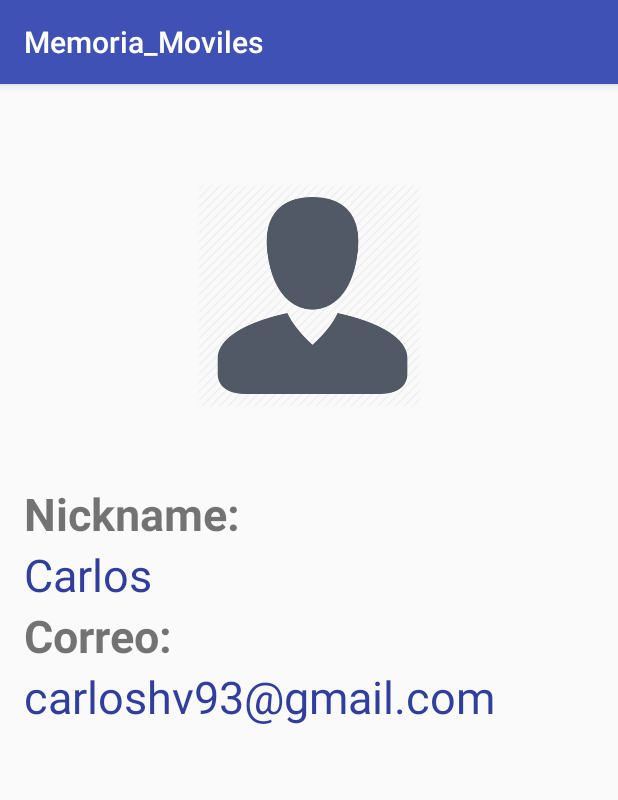
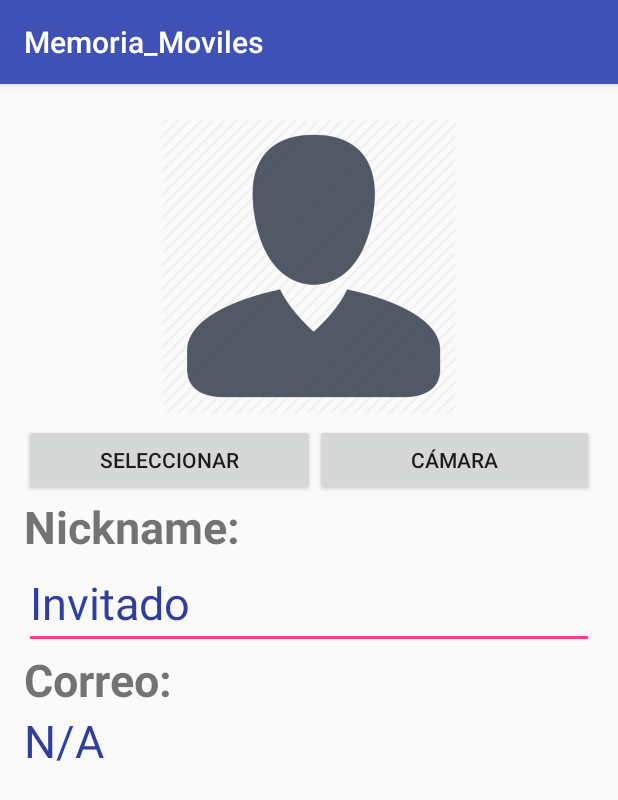
Before and after one commit to ribohe94/memoria_mobiles, an Android app: the screen it shows after launch (Perfil), in the options menu, after a tap on "Perfil", on a phone screen of 412 x 824 dp. Shown: the top 800 px of the screen. Run offline under Robolectric (Android 15) with nearby library versions, the phone set to English and light mode, and no system bars; 1 statement that could not run was skipped.

Commit message:
Perfil
Agrego Cámara, ahora los datos se guardan al menos durante la app esté
activa, falta la base de datos para poder guardar los datos

```diff
--- a/app/src/main/AndroidManifest.xml
+++ b/app/src/main/AndroidManifest.xml
@@ -1,6 +1,12 @@
 <?xml version="1.0" encoding="utf-8"?>
 <manifest xmlns:android="http://schemas.android.com/apk/res/android"
     package="com.example.carlos.memoria_moviles">
+    <uses-permission android:name="android.permission.WRITE_EXTERNAL_STORAGE" />
+    <uses-permission android:name="android.permission.READ_EXTERNAL_STORAGE" />
+    <uses-permission android:name="android.permission.WRITE_INTERNAL_STORAGE" />
+    <uses-permission android:name="android.permission.READ_INTERNAL_STORAGE" />﻿
+    <uses-permission android:name="android.permission.CAMERA" />
+    <uses-feature android:name="android.hardware.camera" />
 
     <application
         android:allowBackup="true"
--- a/app/src/main/java/com/example/carlos/memoria_moviles/Activities/Perfil.java
+++ b/app/src/main/java/com/example/carlos/memoria_moviles/Activities/Perfil.java
@@ -3,8 +3,14 @@ package com.example.carlos.memoria_moviles.Activities;
 import android.content.Intent;
 import android.graphics.Bitmap;
 import android.os.Bundle;
+import android.provider.MediaStore;
 import android.support.v7.app.AppCompatActivity;
+import android.support.v7.widget.Toolbar;
+import android.text.Editable;
+import android.text.TextWatcher;
 import android.view.View;
+import android.widget.Button;
+import android.widget.EditText;
 import android.widget.ImageView;
 import android.widget.TextView;
 import android.widget.Toast;
@@ -13,44 +19,127 @@ import com.example.carlos.memoria_moviles.R;
 
 public class Perfil extends AppCompatActivity {
     private ImageView picture;
-    private TextView nombre;
+    private EditText nombre;
     private TextView correo;
-    private Usuario user;
+    private Usuario user;;
+    private Button camara;
+    private Button galeria;
     Bitmap bmp;
 
     @Override
     protected void onCreate(Bundle savedInstanceState) {
         super.onCreate(savedInstanceState);
         setContentView(R.layout.activity_perfil);
+        Toolbar toolbar = (Toolbar) findViewById(R.id.toolbar);
+        toolbar.setTitle("Perfil");
+
+
+
+
+
         picture = (ImageView) findViewById(R.id.userImage);
-        picture.setOnClickListener(new View.OnClickListener() {
+        nombre = (EditText) findViewById(R.id.txtNickName);
+        correo = (TextView) findViewById(R.id.txtEmail);
+        user = Usuario.getInstance();
+        camara = (Button) findViewById(R.id.btnCámara);
+        galeria = (Button) findViewById(R.id.btnSeleccionar);
+        OnclickDelButton(R.id.btnCámara);
+        OnclickDelButton(R.id.btnSeleccionar);
+        OnchangeDelTexto(R.id.txtNickName);
+        fillOrofileData();
+
+    }
+
+    private void OnchangeDelTexto(int ref) {
+        View view =findViewById(ref);
+        EditText miTexto = (EditText) view;
+        miTexto.addTextChangedListener(new TextWatcher() {
+            @Override
+            public void beforeTextChanged(CharSequence s, int start, int count, int after) {
+
+            }
+
+            @Override
+            public void onTextChanged(CharSequence s, int start, int before, int count) {
+
+            }
+
+            @Override
+            public void afterTextChanged(Editable s) {
+                user.setName(nombre.getText().toString());
+            }
+        });
+    }
+
+
+    public void OnclickDelButton(int ref) {
+        View view =findViewById(ref);
+        Button miButton = (Button) view;
+        miButton.setOnClickListener(new View.OnClickListener(){
             @Override
             public void onClick(View v) {
-                Intent intent = new Intent();
-                intent.setType("image/*");
-                intent.setAction(intent.ACTION_GET_CONTENT);
-                startActivityForResult(Intent.createChooser(intent, "Seleccione una foto de perfil"), 1);
-            }
+                switch (v.getId()) {
+
+                    case R.id.btnCámara:
+                          openCamera();
+                        break;
+
+                    case R.id.btnSeleccionar:
+                        openGallery();
+                        break;
+
+                    default:
+                        break;
+                }// fin de casos
+            }// fin del onclick
         });
-        nombre = (TextView) findViewById(R.id.txtNickName);
-        correo = (TextView) findViewById(R.id.txtEmail);
-        user = Usuario.getInstance();
-        user.setName("Carlos");
-        user.setEmail("carloshv93@gmail.com");
+    }// fin de OnclickDelButton
+    private void fillOrofileData() {
         if (user.getName() != null) {
             nombre.setText(user.getName());
             correo.setText(user.getEmail());
+            picture.setImageBitmap(user.getProfilePicture());
         } else {
-            user.setName(nombre.getText().toString());
-            user.setEmail(correo.getText().toString());
+            user.setName("Invitado");
+            user.setEmail("N/A");
+            nombre.setText(user.getName());
+            correo.setText(user.getEmail());
         }
     }
 
+    private void openCamera() {
+        Intent camera = new Intent(android.provider.MediaStore.ACTION_IMAGE_CAPTURE);
+        startActivityForResult(camera,2);
+    }
+
+    private void openGallery() {
+        Intent gallery=new Intent(Intent.ACTION_PICK, MediaStore.Images.Media.INTERNAL_CONTENT_URI);
+        startActivityForResult(gallery,1);
+    }
     public void onActivityResult(int reqCode, int resCode, Intent data) {
         super.onActivityResult(reqCode, resCode, data);
-        if (reqCode == 1) {
-            //Cambiar imagen
-            //He buscado pero no sirvem :S
+        if(resCode ==RESULT_OK){
+            switch(reqCode){
+                case 1:{
+                    picture.setDrawingCacheEnabled(true);
+                    picture.buildDrawingCache(true);
+                    picture.setImageURI(data.getData());
+                    Bitmap bp=Bitmap.createBitmap(picture.getDrawingCache());
+                    user.setProfilePicture(bp);
+
+                    break;
+                }
+                case 2:{
+                    Bitmap bp = (Bitmap) data.getExtras().get("data");
+                    picture.setImageBitmap(bp);
+                    user.setProfilePicture(bp);
+                    break;
+                }
+                default:{
+                    Mensaje("Volver a intentar");
+                }
+            }
+
         }
     }
     public void Mensaje(String msg){
--- a/app/src/main/res/layout/activity_perfil.xml
+++ b/app/src/main/res/layout/activity_perfil.xml
@@ -1,5 +1,6 @@
 <?xml version="1.0" encoding="utf-8"?>
-<RelativeLayout xmlns:android="http://schemas.android.com/apk/res/android"
+
+<LinearLayout xmlns:android="http://schemas.android.com/apk/res/android"
     xmlns:tools="http://schemas.android.com/tools"
     android:layout_width="match_parent"
     android:layout_height="match_parent"
@@ -7,24 +8,44 @@
     android:paddingLeft="@dimen/activity_horizontal_margin"
     android:paddingRight="@dimen/activity_horizontal_margin"
     android:paddingTop="@dimen/activity_vertical_margin"
-    tools:context=".Activities.Perfil"
-    android:id="@+id/layout">
+    android:orientation="vertical"
+    tools:context=".Activities.Perfil">
+
 
     <LinearLayout
-        android:orientation="vertical"
         android:layout_width="match_parent"
         android:layout_height="match_parent"
         android:layout_alignParentBottom="true"
-        android:layout_centerHorizontal="true">
+        android:layout_centerHorizontal="true"
+        android:orientation="vertical">
 
         <ImageView
-            android:layout_width="200dp"
-            android:layout_height="150dp"
+            android:layout_width="match_parent"
+            android:layout_height="200dp"
             android:id="@+id/userImage"
-            android:layout_marginTop="50dp"
-            android:layout_marginBottom="50dp"
             android:layout_gravity="center_horizontal"
-            android:src="@drawable/nouserlogo" />
+            android:src="@drawable/nouserlogo"
+            android:layout_margin="5dp" />
+
+        <LinearLayout
+            android:orientation="horizontal"
+            android:layout_width="match_parent"
+            android:layout_height="wrap_content">
+
+            <Button
+                android:layout_width="161dp"
+                android:layout_height="wrap_content"
+                android:text="Seleccionar"
+                android:id="@+id/btnSeleccionar"
+                android:layout_weight="1" />
+
+            <Button
+                android:layout_width="153dp"
+                android:layout_height="wrap_content"
+                android:text="Cámara"
+                android:id="@+id/btnCámara"
+                android:layout_weight="1" />
+        </LinearLayout>
 
         <GridLayout
             android:layout_width="match_parent"
@@ -42,12 +63,21 @@
                 android:layout_row="0"
                 android:layout_column="0" />
 
+            <EditText
+                android:layout_width="match_parent"
+                android:layout_height="wrap_content"
+                android:id="@+id/txtNickName"
+                android:layout_row="1"
+                android:layout_column="0"
+                android:layout_gravity="right"
+                android:textColor="@color/colorPrimaryDark"
+                android:textSize="30dp"/>
+
             <TextView
                 android:layout_width="match_parent"
                 android:layout_height="wrap_content"
                 android:textStyle="bold"
                 android:textSize="30dp"
-                android:textAppearance="?android:attr/textAppearanceSmall"
                 android:id="@+id/lbCorreo"
                 android:layout_alignParentTop="true"
                 android:text="Correo:"
@@ -58,28 +88,17 @@
                 android:layout_width="match_parent"
                 android:layout_height="wrap_content"
                 android:textAppearance="?android:attr/textAppearanceLarge"
-                android:text="Guest"
-                android:id="@+id/txtNickName"
-                android:layout_row="1"
-                android:layout_column="0"
-                android:layout_gravity="right"
-                android:textColor="@color/colorPrimaryDark"
-                android:textSize="30dp" />
-
-            <TextView
-                android:layout_width="match_parent"
-                android:layout_height="wrap_content"
-                android:textAppearance="?android:attr/textAppearanceLarge"
-                android:text="N/A"
                 android:id="@+id/txtEmail"
                 android:layout_row="3"
                 android:layout_column="0"
                 android:layout_gravity="right"
                 android:textColor="@color/colorPrimaryDark"
-                android:textSize="30dp" />
+                android:textSize="30dp"
+                android:enabled="false"/>
+
 
         </GridLayout>
 
     </LinearLayout>
 
-</RelativeLayout>
+</LinearLayout>
```
